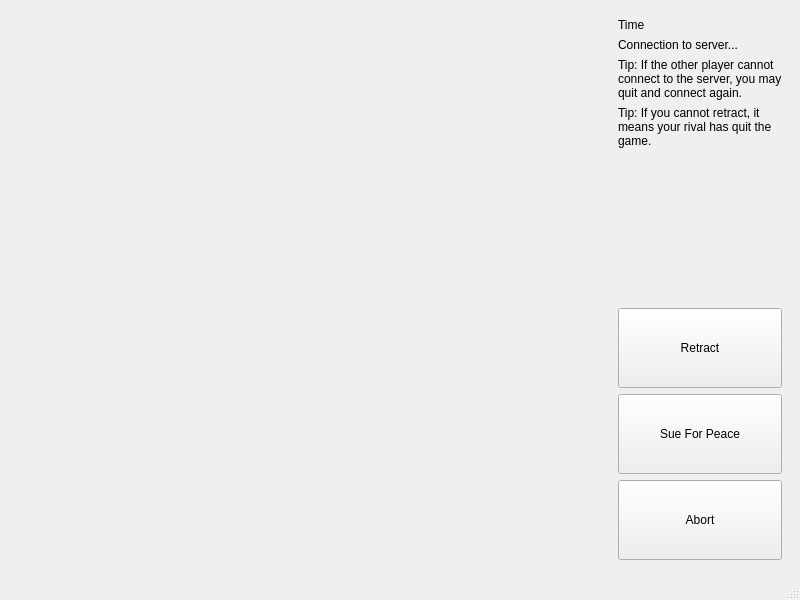
First picture: the form in mainwindow.ui, repository Bruce-Ch/Renju_client, before the edit.
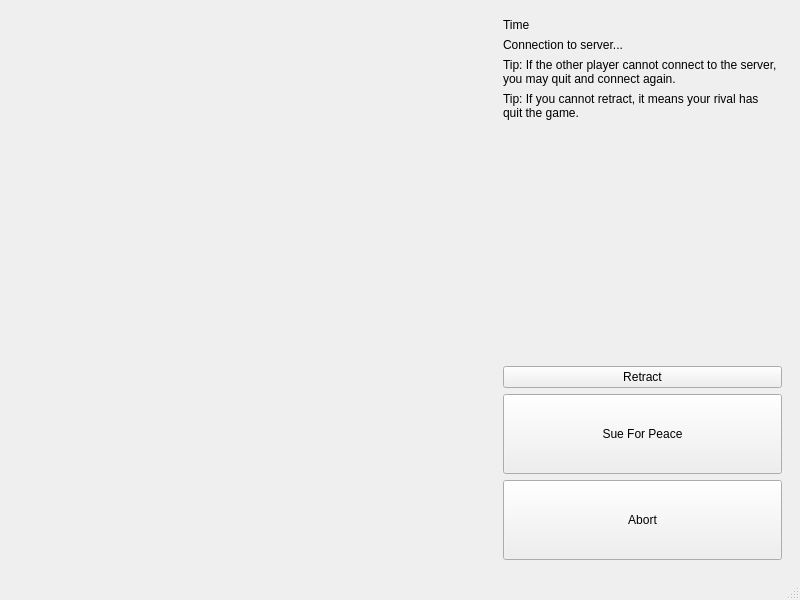
Second picture: the form after the edit.

Commit message: 修改使得游戏界面能随窗口大小改变

The edit to the form file:
```diff
--- a/mainwindow.ui
+++ b/mainwindow.ui
@@ -33,11 +33,11 @@
        <enum>Qt::Horizontal</enum>
       </property>
       <property name="sizeType">
-       <enum>QSizePolicy::Fixed</enum>
+       <enum>QSizePolicy::Expanding</enum>
       </property>
       <property name="sizeHint" stdset="0">
        <size>
-        <width>600</width>
+        <width>40</width>
         <height>20</height>
        </size>
       </property>
@@ -46,14 +46,14 @@
     <item>
      <widget class="QWidget" name="buttons" native="true">
       <property name="sizePolicy">
-       <sizepolicy hsizetype="Expanding" vsizetype="Preferred">
+       <sizepolicy hsizetype="Preferred" vsizetype="Preferred">
         <horstretch>0</horstretch>
         <verstretch>0</verstretch>
        </sizepolicy>
       </property>
       <property name="minimumSize">
        <size>
-        <width>150</width>
+        <width>0</width>
         <height>0</height>
        </size>
       </property>
@@ -119,7 +119,7 @@
          <property name="minimumSize">
           <size>
            <width>0</width>
-           <height>80</height>
+           <height>0</height>
           </size>
          </property>
          <property name="text">
```
Left out of the diff: 13 changed lines with no effect on the pictures. The commit also changes 3 other files.
